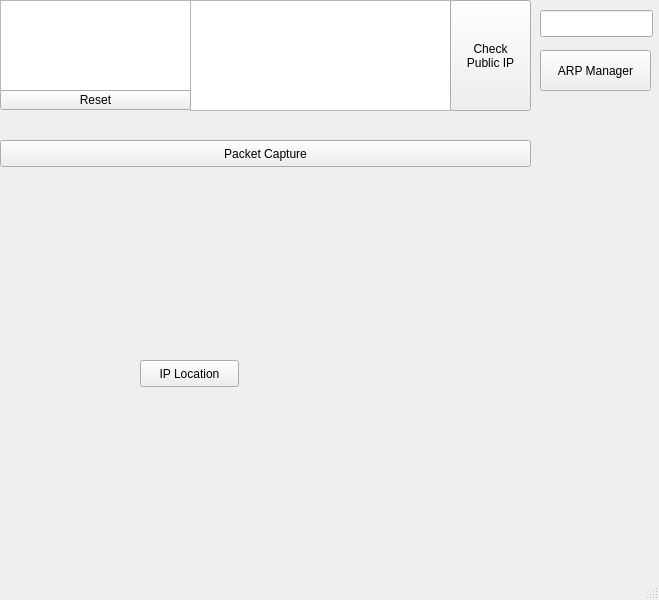
This is NetworkHandler/NetworkHandler/mainwindow.ui in jdaeman/qt as Qt 5 draws it before an edit. The edited form follows.
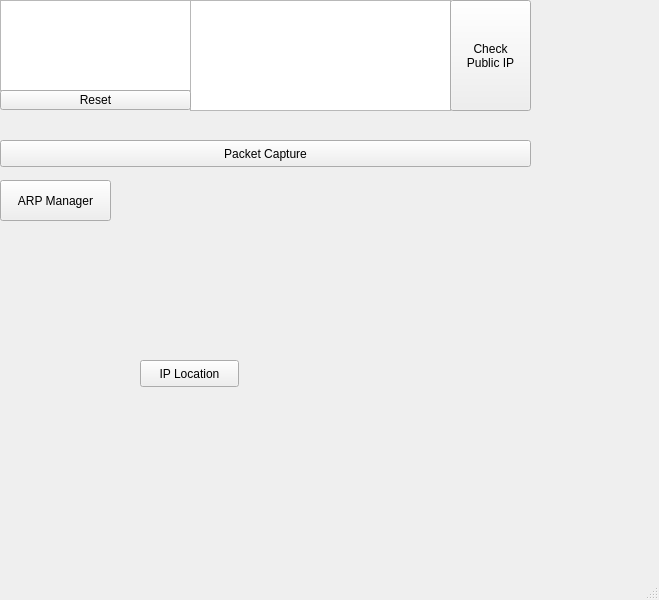
This is the edited form.

The edit to the form file:
```diff
--- a/NetworkHandler/NetworkHandler/mainwindow.ui
+++ b/NetworkHandler/NetworkHandler/mainwindow.ui
@@ -89,21 +89,11 @@
      <string>IP Location</string>
     </property>
    </widget>
-   <widget class="QLineEdit" name="lineEdit">
-    <property name="geometry">
-     <rect>
-      <x>540</x>
-      <y>10</y>
-      <width>113</width>
-      <height>27</height>
-     </rect>
-    </property>
-   </widget>
    <widget class="QPushButton" name="push_arp">
     <property name="geometry">
      <rect>
-      <x>540</x>
-      <y>50</y>
+      <x>0</x>
+      <y>180</y>
       <width>111</width>
       <height>41</height>
      </rect>
```
